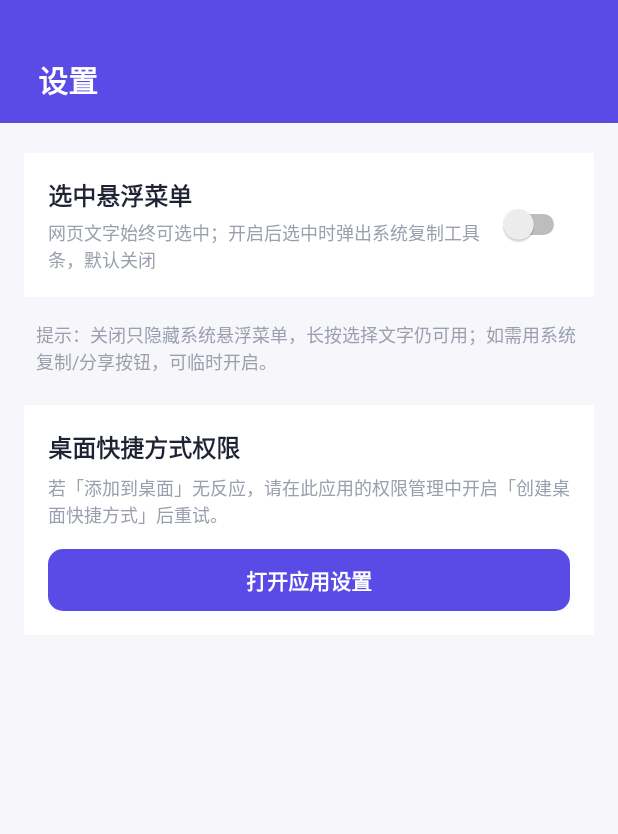
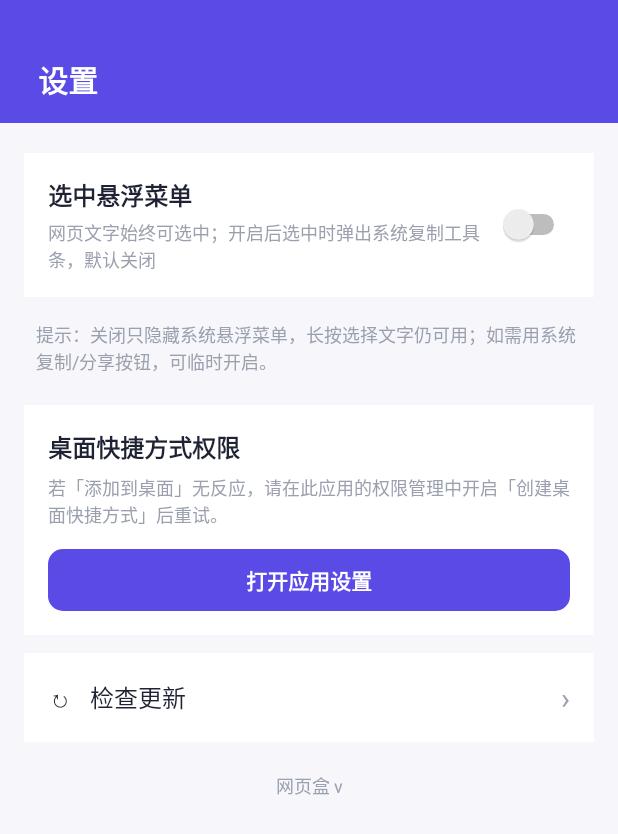
Before and after one commit to xb18/webbox-app, an Android app: the SettingsActivity screen opened directly, with no data from a screen before it, on a phone screen of 412 x 824 dp. Shown: the top 834 px of the screen. Run offline under Robolectric (Android 15) with nearby library versions, the phone set to English and light mode, and no system bars.

Commit message:
feat(ui): 首页按钮紧凑化，检查更新移入设置页并显示版本号

```diff
--- a/android/app/src/main/java/com/xb18/webbox/SettingsActivity.kt
+++ b/android/app/src/main/java/com/xb18/webbox/SettingsActivity.kt
@@ -22,6 +22,10 @@ class SettingsActivity : Activity() {
     private val primary = 0xFF5B4BE6.toInt()
     private val textDark = 0xFF1F2233.toInt()
     private val textGray = 0xFF9AA0AE.toInt()
+
+    companion object {
+        const val RESULT_CHECK_UPDATE = 3001
+    }
 
     override fun onCreate(savedInstanceState: Bundle?) {
         super.onCreate(savedInstanceState)
@@ -128,12 +132,45 @@ class SettingsActivity : Activity() {
             }
         })
 
+        // 检查更新
+        val updateCard = LinearLayout(this).apply {
+            orientation = LinearLayout.HORIZONTAL
+            gravity = Gravity.CENTER_VERTICAL
+            setBackgroundColor(Color.WHITE)
+            layoutParams = LinearLayout.LayoutParams(
+                ViewGroup.LayoutParams.MATCH_PARENT, ViewGroup.LayoutParams.WRAP_CONTENT
+            ).apply { setMargins(dp(16), dp(12), dp(16), 0) }
+            setPadding(dp(16), dp(16), dp(16), dp(16))
+            setOnClickListener {
+                setResult(RESULT_CHECK_UPDATE)
+                finish()
+            }
+        }
+        updateCard.addView(TextView(this).apply {
+            text = "↻   检查更新"
+            textSize = 16f; setTextColor(textDark)
+            layoutParams = LinearLayout.LayoutParams(0, ViewGroup.LayoutParams.WRAP_CONTENT, 1f)
+        })
+        updateCard.addView(TextView(this).apply {
+            text = "›"; textSize = 20f; setTextColor(textGray)
+        })
+
+        // 版本号
+        val versionText = TextView(this).apply {
+            text = "网页盒 v${BuildConfig.VERSION_NAME}"
+            textSize = 12f; setTextColor(textGray)
+            gravity = Gravity.CENTER
+            setPadding(0, dp(20), 0, dp(20))
+        }
+
         val scroll = ScrollView(this).apply {
             addView(LinearLayout(this@SettingsActivity).apply {
                 orientation = LinearLayout.VERTICAL
                 addView(card)
                 addView(hint)
                 addView(shortcutCard)
+                addView(updateCard)
+                addView(versionText)
             }, ViewGroup.LayoutParams(
                 ViewGroup.LayoutParams.MATCH_PARENT, ViewGroup.LayoutParams.WRAP_CONTENT))
         }
```
Also changed, not shown: android/app/src/main/java/com/xb18/webbox/MainActivity.kt (+22 -20 lines).
